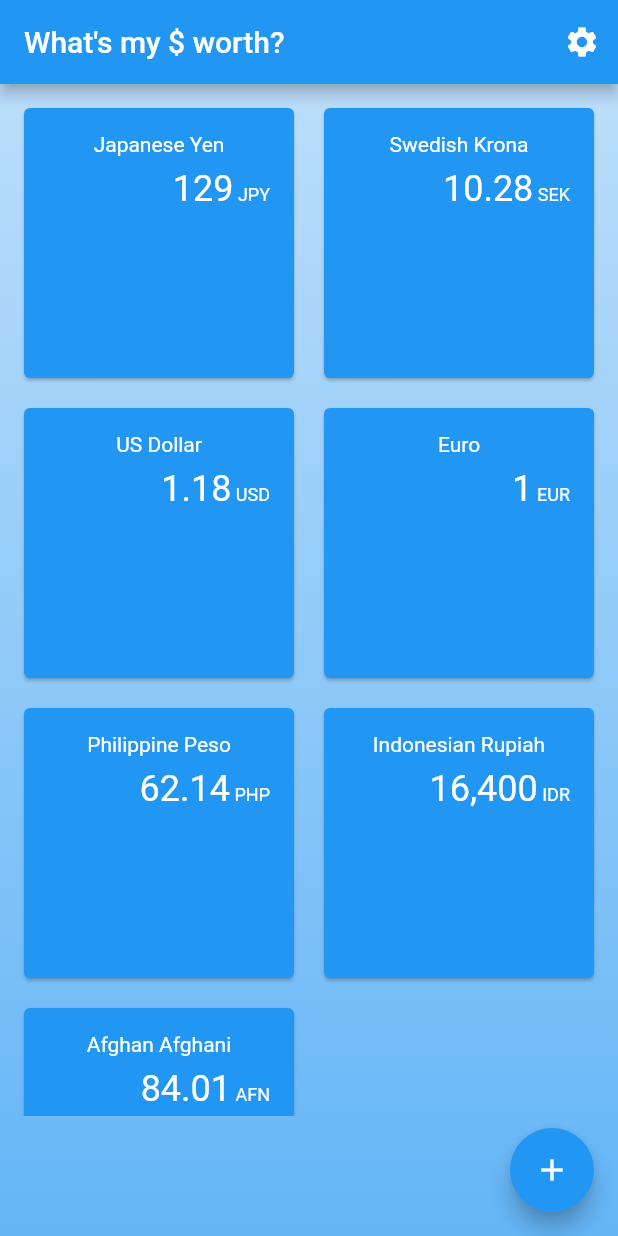
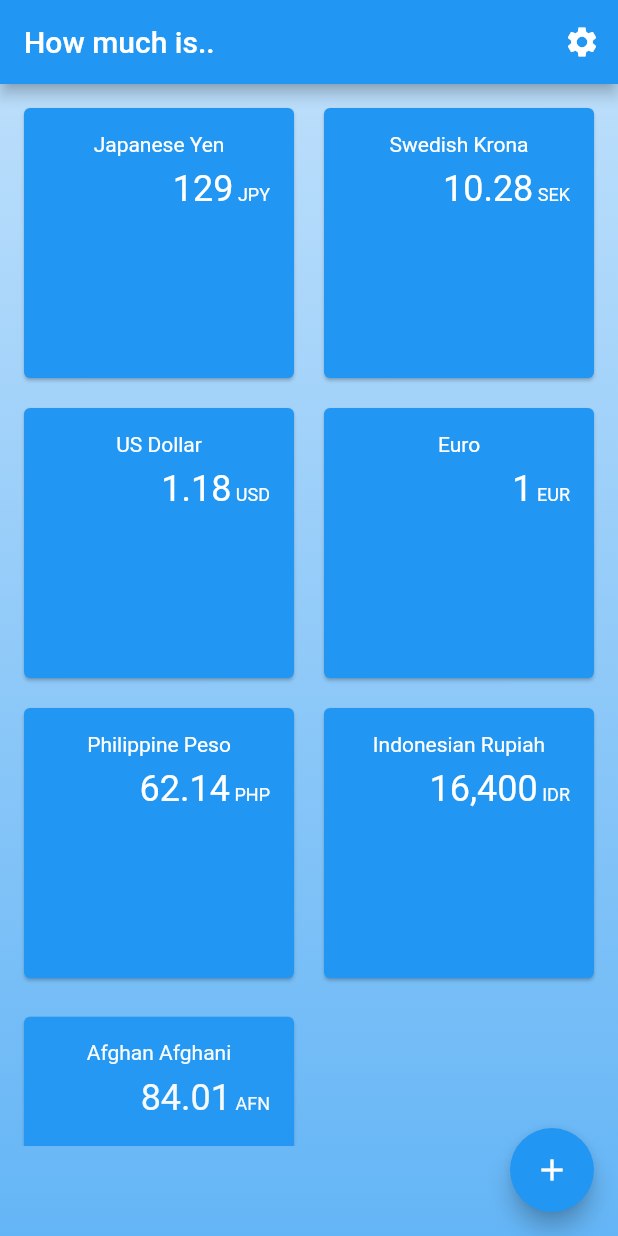
Before and after one commit to ddikman/travelrates, a Flutter app: the CurrenciesScreen screen opened by its route, after a tap on the "add circle" icon, on a phone screen of 412 x 824 dp. Run offline on Flutter 3.47's test engine with Material 2 defaults, Android fonts, the phone set to English and light mode, and no system bars.

Commit message:
Added really nice and smooth in-animation for cards and corrected bottom padding.^

```diff
--- /dev/null
+++ b/lib/AnimateIn.dart
@@ -0,0 +1,77 @@
+
+import 'dart:async';
+
+import 'package:flutter/material.dart';
+
+class AnimateIn extends StatefulWidget {
+
+  final Widget child;
+
+  final Duration delay;
+
+  const AnimateIn({Key key, this.child, this.delay = Duration.zero}) : super(key: key);
+
+  @override
+  AnimateInState createState() {
+    return new AnimateInState();
+  }
+
+}
+
+class AnimateInState extends State<AnimateIn> with TickerProviderStateMixin {
+
+  Animation<Offset> _animatedPosition;
+
+  Animation<double> _animatedOpacity;
+
+  AnimationController _controller;
+
+  @override
+  void initState() {
+    _controller = new AnimationController(
+        vsync: this,
+        duration: Duration(milliseconds: 1000)
+    );
+
+    _animatedPosition = new Tween<Offset>(
+      begin: const Offset(0.0, 0.5),
+      end: Offset.zero,
+    ).animate(new CurvedAnimation(
+      parent: _controller,
+      curve: Interval(
+          0.0, 1.0, curve: Curves.fastOutSlowIn
+      ),
+    ));
+
+    _animatedOpacity = new Tween<double>(
+      begin: 0.0,
+      end: 1.0,
+    ).animate(
+      new CurvedAnimation(
+        parent: _controller,
+        curve: Curves.ease
+      ),
+    );
+
+    new Future.delayed(widget.delay, () => _controller.forward());
+
+    super.initState();
+  }
+
+  @override
+  void dispose() {
+    _controller.dispose();
+    super.dispose();
+  }
+
+  @override
+  Widget build(BuildContext context) {
+    return FadeTransition(
+      opacity: _animatedOpacity,
+      child: new SlideTransition(
+        child: widget.child,
+        position: _animatedPosition,
+      ),
+    );
+  }
+}
--- a/lib/converter_screen.dart
+++ b/lib/converter_screen.dart
@@ -1,3 +1,4 @@
+import 'package:backpacking_currency_converter/AnimateIn.dart';
 import 'package:backpacking_currency_converter/background_container.dart';
 import 'package:backpacking_currency_converter/currency.dart';
 import 'package:flutter/material.dart';
@@ -15,14 +16,12 @@ class ConverterScreen extends StatefulWidget {
 }
 
 class ConverterScreenState extends State<ConverterScreen> {
-  Widget _buildCard(String currencyCode) {
+  Widget _buildCard(int index, String currencyCode) {
     final state = StateContainer.of(context).appState;
 
     var currency = state.currencyRepo.getCurrencyByCode(currencyCode);
     return CurrencyCard(
-      currency: currency,
-      onNewAmount: (value) {},
-    );
+        currency: currency, onNewAmount: (value) {}, index: index);
   }
 
   @override
@@ -31,14 +30,20 @@ class ConverterScreenState extends State<ConverterScreen> {
 
     final spacing = 12.0;
 
+    int index = 0;
     final cards = new Material(
       color: Colors.transparent,
+      child: new Padding(
+        padding: const EdgeInsets.only(bottom: 60.0), // add space for float button
         child: GridView.count(
           crossAxisCount: 2,
           padding: EdgeInsets.all(spacing),
           crossAxisSpacing: spacing,
           mainAxisSpacing: spacing,
-        children: state.currencies.map(_buildCard).toList(),
+          children: state.currencies
+              .map((currency) => _buildCard(index++, currency))
+              .toList(),
+        ),
       ),
     );
 
@@ -46,24 +51,23 @@ class ConverterScreenState extends State<ConverterScreen> {
 
     return Scaffold(
         appBar: AppBar(
-          title: Text("What's my \$ worth?"),
+          title: Text("How much is.."),
           actions: <Widget>[_buildConfigureActionButton()],
         ),
         floatingActionButton: _buildAddCurrencyButton(),
-        body: new BackgroundContainer(
-            child: new Padding(
-                padding:
-                    EdgeInsets.only(bottom: 80.0), // space for floating button
-                child: body)));
+        floatingActionButtonAnimator: FloatingActionButtonAnimator.scaling,
+        body: new BackgroundContainer(child: body));
   }
 
   _buildAddCurrencyButton() {
-    return FloatingActionButton(
+    final floatingButton = FloatingActionButton(
       child: Icon(Icons.add),
       onPressed: () {
         Navigator.of(context).pushNamed('/addCurrency');
       },
     );
+
+    return floatingButton;
   }
 
   _buildConfigureActionButton() {
@@ -83,7 +87,12 @@ class CurrencyCard extends StatefulWidget {
 
   final ValueChanged<double> onNewAmount;
 
-  CurrencyCard({@required this.currency, @required this.onNewAmount});
+  final int index;
+
+  CurrencyCard(
+      {@required this.currency,
+      @required this.onNewAmount,
+      @required this.index});
 
   @override
   _CurrencyCardState createState() {
@@ -91,7 +100,8 @@ class CurrencyCard extends StatefulWidget {
   }
 }
 
-class _CurrencyCardState extends State<CurrencyCard> {
+class _CurrencyCardState extends State<CurrencyCard>
+    with TickerProviderStateMixin {
   bool _showInputError = false;
 
   final FocusNode focusNode = FocusNode();
@@ -100,8 +110,8 @@ class _CurrencyCardState extends State<CurrencyCard> {
 
   @override
   void initState() {
+    focusNode.addListener(gotFocus);
     super.initState();
-    focusNode.addListener(gotFocus);
   }
 
   @override
@@ -142,17 +152,20 @@ class _CurrencyCardState extends State<CurrencyCard> {
 
     // if we're editing, add an edit button
     if (state.isReconfiguring) {
-      textInput = IconButton(
+      textInput = new Padding(
+        padding: const EdgeInsets.all(16.0),
+        child: IconButton(
           padding: EdgeInsets.all(0.0),
-        iconSize: 24.0,
-        icon: Icon(Icons.remove_circle, color: Colors.red),
+          iconSize: 48.0,
+          icon: Icon(Icons.delete, color: Colors.white),
           onPressed: () {
             StateContainer.of(context).removeCurrency(widget.currency.code);
           },
+        ),
       );
     }
 
-    return new Material(
+    final card = new Material(
       color: Colors.transparent,
       child: Card(
           color: _showInputError ? Colors.red : Colors.blue,
@@ -168,6 +181,10 @@ class _CurrencyCardState extends State<CurrencyCard> {
             ),
           )),
     );
+
+    final animationDelay = Duration(milliseconds: 50 * (widget.index + 1));
+
+    return new AnimateIn(child: card, delay: animationDelay);
   }
 
   void _newValueReceived(String valueString) {
--- a/lib/currencies_screen.dart
+++ b/lib/currencies_screen.dart
@@ -107,7 +107,7 @@ class _CurrencySelectionState extends State<CurrencySelection> {
     final state = StateContainer.of(context).appState;
     _alreadyAdded = state.currencies.contains(widget.currency.code);
 
-    return Card(
+    final currencyCard = Card(
       color: Colors.blue,
       child: new Padding(
         padding: const EdgeInsets.all(8.0),
@@ -124,6 +124,8 @@ class _CurrencySelectionState extends State<CurrencySelection> {
         ),
       ),
     );
+
+    return currencyCard;
   }
 
   _buildAddIcon() {
```
Lines whose indentation alone changed are shown as unchanged.
